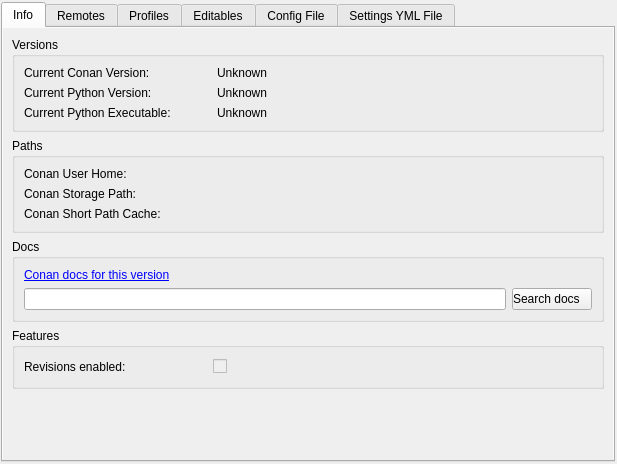
Before: the Qt Designer form src/conan_app_launcher/ui/views/conan_conf/conan_conf.ui in goszpeti/conan_explorer, drawn with Qt 5.
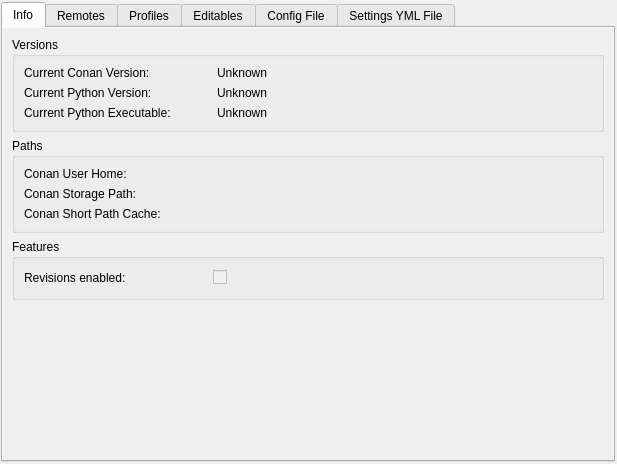
After: the same form once the commit is applied. Custom widgets are drawn as their Qt base class.

Commit message: Add new top window frame search bar * Use it for conan docs search * Apply right to left layout to fix clear button clipping * Consistency for light  style * Remove now obsolote conan config docs entry

The edit to the form file:
```diff
--- a/src/conan_app_launcher/ui/views/conan_conf/conan_conf.ui
+++ b/src/conan_app_launcher/ui/views/conan_conf/conan_conf.ui
@@ -189,45 +189,6 @@
              </layout>
             </widget>
            </item>
-           <item>
-            <widget class="QGroupBox" name="docs_box">
-             <property name="title">
-              <string>Docs</string>
-             </property>
-             <layout class="QGridLayout" name="gridLayout_5">
-              <item row="1" column="0">
-               <widget class="QLineEdit" name="docs_search_lineedit">
-                <property name="text">
-                 <string/>
-                </property>
-               </widget>
-              </item>
-              <item row="0" column="0">
-               <widget class="QLabel" name="docs_link_label">
-                <property name="text">
-                 <string>&lt;html&gt;&lt;head/&gt;&lt;body&gt;&lt;p&gt;&lt;a href=&quot;https://docs.conan.io/en/1.60/index.html&quot;&gt;&lt;span style=&quot; text-decoration: underline; color:#0000ff;&quot;&gt;Conan docs for this version&lt;/span&gt;&lt;/a&gt;&lt;/p&gt;&lt;/body&gt;&lt;/html&gt;</string>
-                </property>
-                <property name="textFormat">
-                 <enum>Qt::RichText</enum>
-                </property>
-                <property name="openExternalLinks">
-                 <bool>true</bool>
-                </property>
-                <property name="textInteractionFlags">
-                 <set>Qt::LinksAccessibleByKeyboard|Qt::LinksAccessibleByMouse</set>
-                </property>
-               </widget>
-              </item>
-              <item row="1" column="1">
-               <widget class="QPushButton" name="docs_search_button">
-                <property name="text">
-                 <string>Search docs</string>
-                </property>
-               </widget>
-              </item>
-             </layout>
-            </widget>
-           </item>
            <item>
             <widget class="QGroupBox" name="features_box">
              <property name="title">
```
The commit also changes 8 other files.
